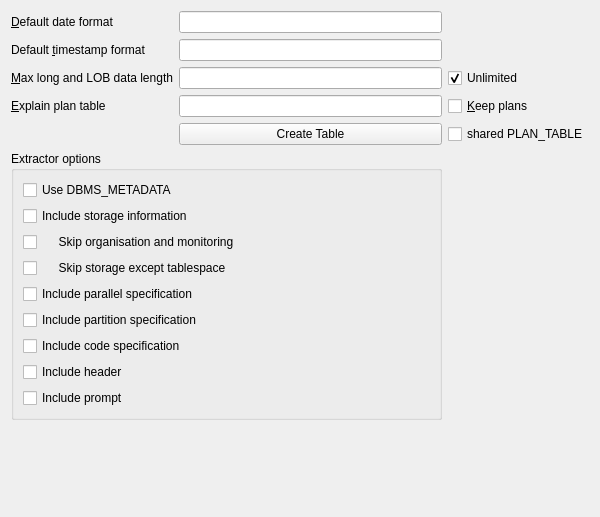
Old version of the form src/main/tooraclesettingui.ui in the repository tora-tool/tora.
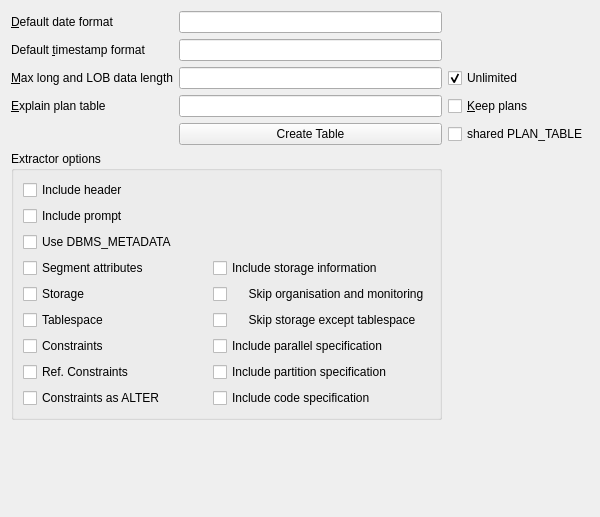
New version of the form.

Commit message: dbms_metadata config options (part I)

```diff
--- a/src/main/tooraclesettingui.ui
+++ b/src/main/tooraclesettingui.ui
@@ -127,70 +127,112 @@
      <property name="title">
       <string>Extractor options</string>
      </property>
-     <layout class="QVBoxLayout" name="verticalLayout" stretch="0,0,0,0,0,0,0,0,0">
-      <item>
-       <widget class="QCheckBox" name="UseDbmsMetadataBool">
-        <property name="text">
-         <string>Use DBMS_METADATA</string>
-        </property>
-       </widget>
-      </item>
-      <item>
-       <widget class="QCheckBox" name="IncludeStorageBool">
-        <property name="text">
-         <string>Include storage information</string>
-        </property>
-       </widget>
-      </item>
-      <item>
-       <widget class="QCheckBox" name="SkipOrgMonBool">
-        <property name="text">
-         <string>     Skip organisation and monitoring</string>
-        </property>
-       </widget>
-      </item>
-      <item>
-       <widget class="QCheckBox" name="SkiptStorExTablespaceBool">
-        <property name="text">
-         <string>     Skip storage except tablespace</string>
-        </property>
-       </widget>
-      </item>
-      <item>
-       <widget class="QCheckBox" name="IncludeParallelBool">
-        <property name="text">
-         <string>Include parallel specification</string>
-        </property>
-       </widget>
-      </item>
-      <item>
-       <widget class="QCheckBox" name="IncludePartitionBool">
-        <property name="text">
-         <string>Include partition specification</string>
-        </property>
-       </widget>
-      </item>
-      <item>
+     <layout class="QGridLayout" name="gridLayout1">
+      <item row="10" column="1">
        <widget class="QCheckBox" name="IncludeCodeBool">
         <property name="text">
          <string>Include code specification</string>
         </property>
        </widget>
       </item>
-      <item>
+      <item row="9" column="1">
+       <widget class="QCheckBox" name="IncludePartitionBool">
+        <property name="text">
+         <string>Include partition specification</string>
+        </property>
+       </widget>
+      </item>
+      <item row="10" column="0">
+       <widget class="QCheckBox" name="ConstraintsAsAlterBool">
+        <property name="text">
+         <string>Constraints as ALTER</string>
+        </property>
+       </widget>
+      </item>
+      <item row="8" column="1">
+       <widget class="QCheckBox" name="IncludeParallelBool">
+        <property name="text">
+         <string>Include parallel specification</string>
+        </property>
+       </widget>
+      </item>
+      <item row="7" column="0">
+       <widget class="QCheckBox" name="TablespaceBool">
+        <property name="text">
+         <string>Tablespace</string>
+        </property>
+       </widget>
+      </item>
+      <item row="5" column="1">
+       <widget class="QCheckBox" name="IncludeStorageBool">
+        <property name="text">
+         <string>Include storage information</string>
+        </property>
+       </widget>
+      </item>
+      <item row="8" column="0">
+       <widget class="QCheckBox" name="ConstraintsBool">
+        <property name="text">
+         <string>Constraints</string>
+        </property>
+       </widget>
+      </item>
+      <item row="0" column="0">
        <widget class="QCheckBox" name="IncludeHeaderBool">
         <property name="text">
          <string>Include header</string>
         </property>
        </widget>
       </item>
-      <item>
+      <item row="1" column="0">
        <widget class="QCheckBox" name="IncludePromptBool">
         <property name="text">
          <string>Include prompt</string>
         </property>
        </widget>
       </item>
+      <item row="2" column="0">
+       <widget class="QCheckBox" name="UseDbmsMetadataBool">
+        <property name="text">
+         <string>Use DBMS_METADATA</string>
+        </property>
+       </widget>
+      </item>
+      <item row="9" column="0">
+       <widget class="QCheckBox" name="RefConstraintsBool">
+        <property name="text">
+         <string>Ref. Constraints</string>
+        </property>
+       </widget>
+      </item>
+      <item row="6" column="1">
+       <widget class="QCheckBox" name="SkipOrgMonBool">
+        <property name="text">
+         <string>     Skip organisation and monitoring</string>
+        </property>
+       </widget>
+      </item>
+      <item row="6" column="0">
+       <widget class="QCheckBox" name="StorageBool">
+        <property name="text">
+         <string>Storage</string>
+        </property>
+       </widget>
+      </item>
+      <item row="7" column="1">
+       <widget class="QCheckBox" name="SkiptStorExTablespaceBool">
+        <property name="text">
+         <string>     Skip storage except tablespace</string>
+        </property>
+       </widget>
+      </item>
+      <item row="5" column="0">
+       <widget class="QCheckBox" name="SegmentAttrsBool">
+        <property name="text">
+         <string>Segment attributes</string>
+        </property>
+       </widget>
+      </item>
      </layout>
     </widget>
    </item>
```
The commit also changes 2 other files.
